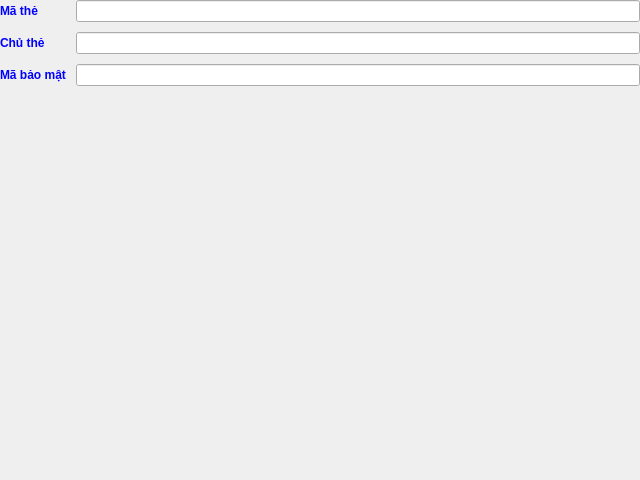
Qt form Source code/nganHang/ui/ecobikebank.ui (hunglequoc2001/Capstone_TKXDPM.20221_Group8) before a commit.
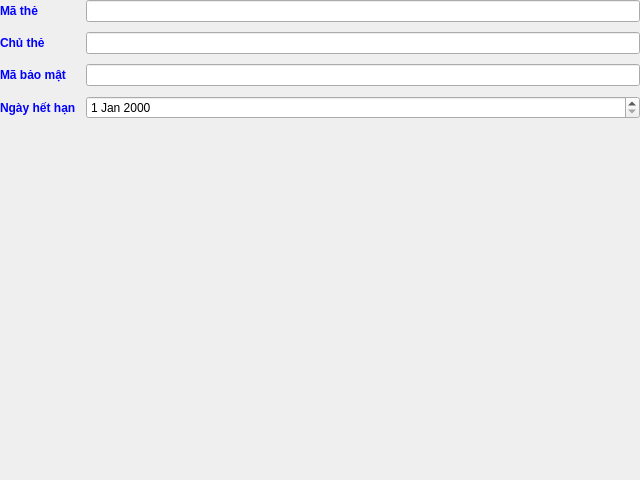
The same form after that commit.

```diff
--- a/Source code/nganHang/ui/ecobikebank.ui
+++ b/Source code/nganHang/ui/ecobikebank.ui
@@ -107,6 +107,20 @@
      </property>
     </widget>
    </item>
+   <item row="3" column="0">
+    <widget class="QLabel" name="label">
+     <property name="styleSheet">
+      <string notr="true">color: rgb(0, 0, 255);
+font: bold</string>
+     </property>
+     <property name="text">
+      <string>Ngày hết hạn</string>
+     </property>
+    </widget>
+   </item>
+   <item row="3" column="1">
+    <widget class="QDateEdit" name="dateEdit_NgayHetHan"/>
+   </item>
   </layout>
  </widget>
  <resources/>
```
